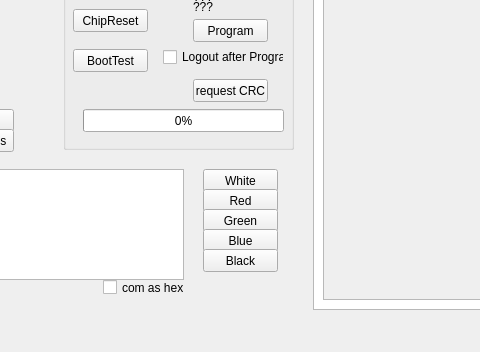
This is xbeegui.ui in nefarius2001/XBeeGui as Qt 5 draws it before an edit; both pictures show x 257 to 737 and y 211 to 563 of the 878 by 563 pixel window. The edited form follows.
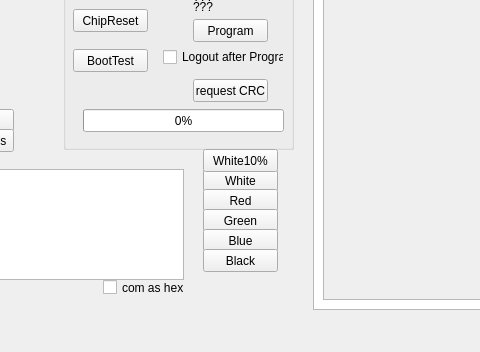
This is the edited form. Custom widgets are drawn as their Qt base class.

```diff
--- a/xbeegui.ui
+++ b/xbeegui.ui
@@ -502,6 +502,19 @@
      <string>log to file</string>
     </property>
    </widget>
+   <widget class="QPushButton" name="pbDmxW10">
+    <property name="geometry">
+     <rect>
+      <x>460</x>
+      <y>360</y>
+      <width>75</width>
+      <height>23</height>
+     </rect>
+    </property>
+    <property name="text">
+     <string>White10%</string>
+    </property>
+   </widget>
   </widget>
   <widget class="QMenuBar" name="menubar">
    <property name="geometry">
```
